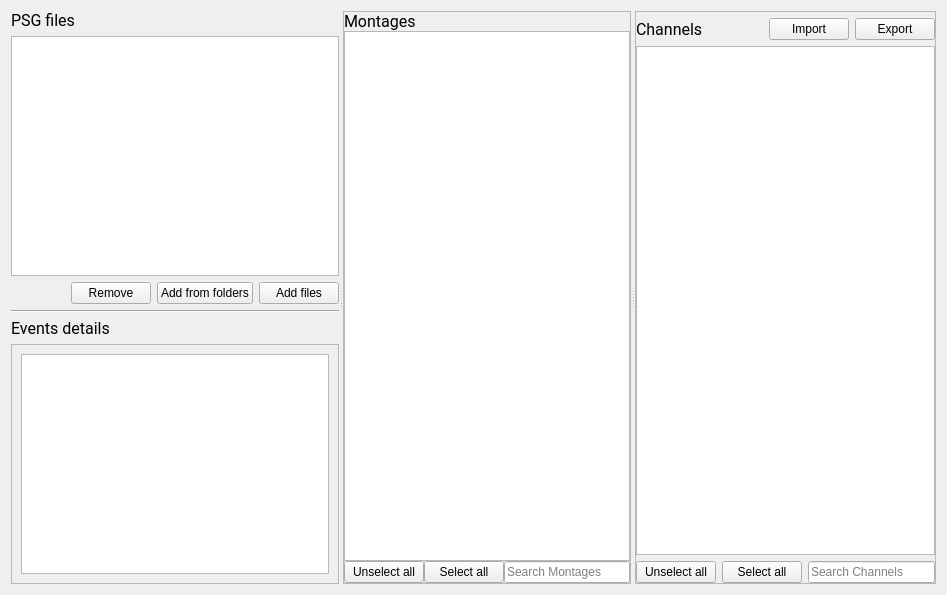
This is tools/CEAMSTools/SlowWaveImages/InputFilesStep/Ui_InputFilesStep.ui in SnoozToolbox/snooz-package-ceams as Qt 5 draws it before an edit. The edited form follows.
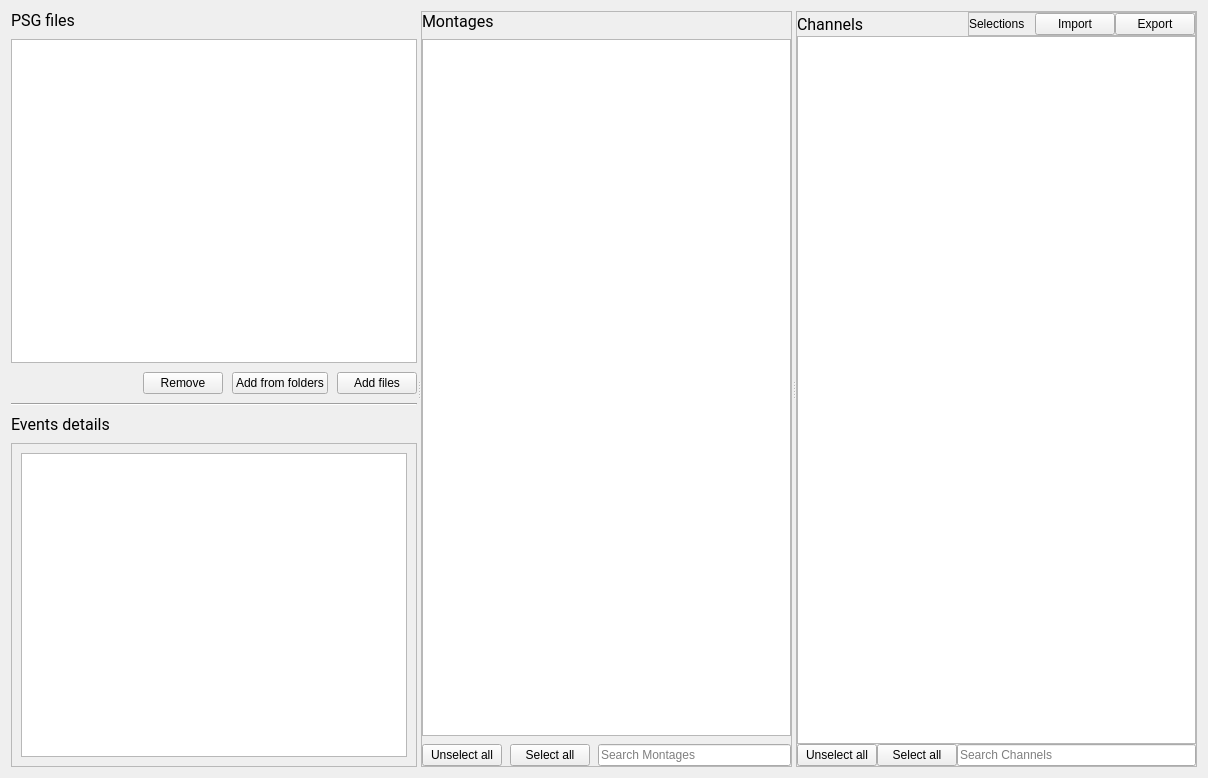
This is the edited form.

Commit message: Refactor Visualize Slow Wave for clarity especially the output file step.

```diff
--- a/tools/CEAMSTools/SlowWaveImages/InputFilesStep/Ui_InputFilesStep.ui
+++ b/tools/CEAMSTools/SlowWaveImages/InputFilesStep/Ui_InputFilesStep.ui
@@ -6,8 +6,8 @@
    <rect>
     <x>0</x>
     <y>0</y>
-    <width>947</width>
-    <height>595</height>
+    <width>1208</width>
+    <height>778</height>
    </rect>
   </property>
   <property name="windowTitle">
@@ -27,6 +27,9 @@
      </property>
      <widget class="QWidget" name="layoutWidget">
       <layout class="QVBoxLayout" name="verticalLayout">
+       <property name="spacing">
+        <number>9</number>
+       </property>
        <item>
         <widget class="QLabel" name="label">
          <property name="font">
@@ -127,8 +130,8 @@
            <rect>
             <x>0</x>
             <y>0</y>
-            <width>296</width>
-            <height>234</height>
+            <width>385</width>
+            <height>319</height>
            </rect>
           </property>
           <layout class="QVBoxLayout" name="verticalLayout_5">
@@ -153,7 +156,7 @@
       </property>
       <layout class="QVBoxLayout" name="verticalLayout_7">
        <property name="spacing">
-        <number>0</number>
+        <number>8</number>
        </property>
        <property name="leftMargin">
         <number>0</number>
@@ -240,7 +243,7 @@
       <property name="frameShadow">
        <enum>QFrame::Raised</enum>
       </property>
-      <layout class="QVBoxLayout" name="verticalLayout_8">
+      <layout class="QVBoxLayout" name="verticalLayout_2">
        <property name="spacing">
         <number>0</number>
        </property>
@@ -257,27 +260,9 @@
         <number>0</number>
        </property>
        <item>
-        <layout class="QVBoxLayout" name="verticalLayout_2" stretch="0,0,0,0">
-         <property name="spacing">
-          <number>6</number>
-         </property>
+        <layout class="QHBoxLayout" name="horizontalLayout_5">
          <item>
-          <widget class="QFrame" name="frame">
-           <property name="frameShape">
-            <enum>QFrame::StyledPanel</enum>
-           </property>
-           <property name="frameShadow">
-            <enum>QFrame::Raised</enum>
-           </property>
-          </widget>
-         </item>
-         <item>
-          <layout class="QHBoxLayout" name="horizontalLayout_2">
-           <property name="spacing">
-            <number>6</number>
-           </property>
-           <item>
-            <widget class="QLabel" name="label_2">
+          <widget class="QLabel" name="label_Channels">
              <property name="font">
               <font>
                <family>Roboto</family>
@@ -299,7 +284,54 @@
              </property>
              <property name="sizeHint" stdset="0">
               <size>
-               <width>40</width>
+             <width>13</width>
+             <height>21</height>
+            </size>
+           </property>
+          </spacer>
+         </item>
+         <item>
+          <widget class="QFrame" name="frame">
+           <property name="frameShape">
+            <enum>QFrame::StyledPanel</enum>
+           </property>
+           <property name="frameShadow">
+            <enum>QFrame::Raised</enum>
+           </property>
+           <layout class="QHBoxLayout" name="horizontalLayout_2">
+            <property name="spacing">
+             <number>0</number>
+            </property>
+            <property name="leftMargin">
+             <number>0</number>
+            </property>
+            <property name="topMargin">
+             <number>0</number>
+            </property>
+            <property name="rightMargin">
+             <number>0</number>
+            </property>
+            <property name="bottomMargin">
+             <number>0</number>
+            </property>
+            <item>
+             <widget class="QLabel" name="label_selection">
+              <property name="text">
+               <string>Selections</string>
+              </property>
+             </widget>
+            </item>
+            <item>
+             <spacer name="horizontalSpacer_3">
+              <property name="orientation">
+               <enum>Qt::Horizontal</enum>
+              </property>
+              <property name="sizeType">
+               <enum>QSizePolicy::Fixed</enum>
+              </property>
+              <property name="sizeHint" stdset="0">
+               <size>
+                <width>10</width>
                <height>20</height>
               </size>
              </property>
@@ -320,6 +352,9 @@
             </widget>
            </item>
           </layout>
+          </widget>
+         </item>
+        </layout>
          </item>
          <item>
           <widget class="QTableView" name="channels_tableview">
@@ -381,8 +416,6 @@
           </layout>
          </item>
         </layout>
-       </item>
-      </layout>
      </widget>
     </widget>
    </item>
```
Left out of the diff: 64 changed lines with no effect on the pictures. Lines whose indentation alone changed are shown as unchanged. The commit also changes 26 other files.
